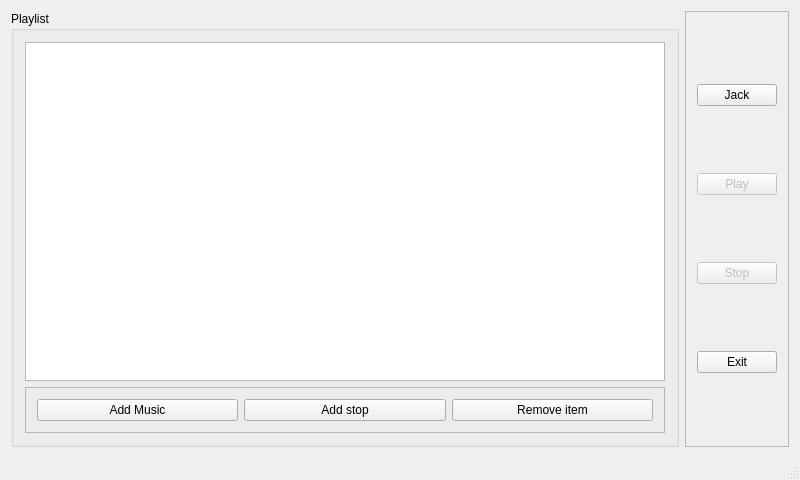
Old version of the form mainwindow.ui in the repository picaster/PiCasterQt.
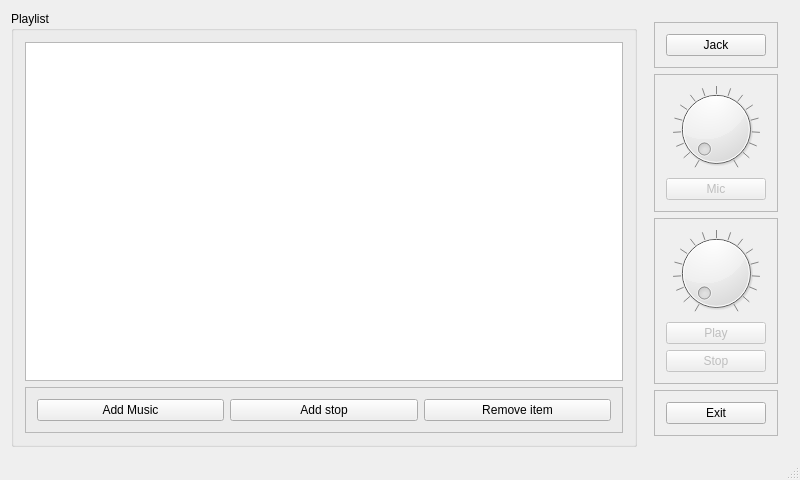
New version of the form.

```diff
--- a/mainwindow.ui
+++ b/mainwindow.ui
@@ -79,13 +79,22 @@
     <item>
      <widget class="QFrame" name="frame_2">
       <property name="frameShape">
-       <enum>QFrame::StyledPanel</enum>
+       <enum>QFrame::NoFrame</enum>
       </property>
       <property name="frameShadow">
        <enum>QFrame::Raised</enum>
       </property>
       <layout class="QVBoxLayout" name="verticalLayout">
        <item>
+        <widget class="QFrame" name="frame_4">
+         <property name="frameShape">
+          <enum>QFrame::StyledPanel</enum>
+         </property>
+         <property name="frameShadow">
+          <enum>QFrame::Raised</enum>
+         </property>
+         <layout class="QVBoxLayout" name="verticalLayout_4">
+          <item>
         <widget class="QPushButton" name="jackButton">
          <property name="text">
           <string>Jack</string>
@@ -98,6 +107,66 @@
          </property>
         </widget>
        </item>
+         </layout>
+        </widget>
+       </item>
+       <item>
+        <widget class="QFrame" name="frame_5">
+         <property name="frameShape">
+          <enum>QFrame::StyledPanel</enum>
+         </property>
+         <property name="frameShadow">
+          <enum>QFrame::Raised</enum>
+         </property>
+         <layout class="QVBoxLayout" name="verticalLayout_5">
+          <item>
+           <widget class="QDial" name="djVolumeDial">
+            <property name="maximum">
+             <number>16</number>
+            </property>
+            <property name="pageStep">
+             <number>1</number>
+            </property>
+            <property name="notchesVisible">
+             <bool>true</bool>
+            </property>
+           </widget>
+          </item>
+          <item>
+           <widget class="QPushButton" name="pushButton">
+            <property name="enabled">
+             <bool>false</bool>
+            </property>
+            <property name="text">
+             <string>Mic</string>
+            </property>
+           </widget>
+          </item>
+         </layout>
+        </widget>
+       </item>
+       <item>
+        <widget class="QFrame" name="frame_3">
+         <property name="frameShape">
+          <enum>QFrame::StyledPanel</enum>
+         </property>
+         <property name="frameShadow">
+          <enum>QFrame::Raised</enum>
+         </property>
+         <layout class="QVBoxLayout" name="verticalLayout_3">
+          <item>
+           <widget class="QDial" name="playlistDial">
+            <property name="maximum">
+             <number>16</number>
+            </property>
+            <property name="pageStep">
+             <number>1</number>
+            </property>
+            <property name="notchesVisible">
+             <bool>true</bool>
+            </property>
+           </widget>
+          </item>
        <item>
         <widget class="QPushButton" name="playButton">
          <property name="enabled">
@@ -118,11 +187,26 @@
          </property>
         </widget>
        </item>
+         </layout>
+        </widget>
+       </item>
+       <item>
+        <widget class="QFrame" name="frame_6">
+         <property name="frameShape">
+          <enum>QFrame::StyledPanel</enum>
+         </property>
+         <property name="frameShadow">
+          <enum>QFrame::Raised</enum>
+         </property>
+         <layout class="QVBoxLayout" name="verticalLayout_6">
        <item>
         <widget class="QPushButton" name="exitButton">
          <property name="text">
           <string>Exit</string>
          </property>
+           </widget>
+          </item>
+         </layout>
         </widget>
        </item>
       </layout>
```
Lines whose indentation alone changed are shown as unchanged.
